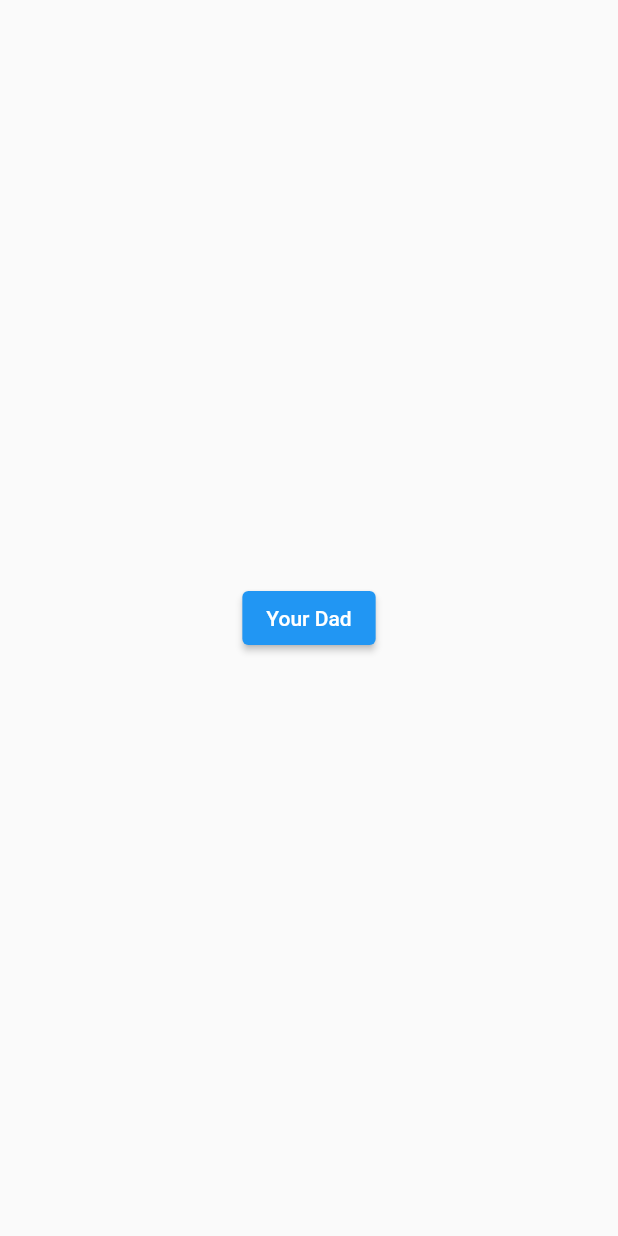
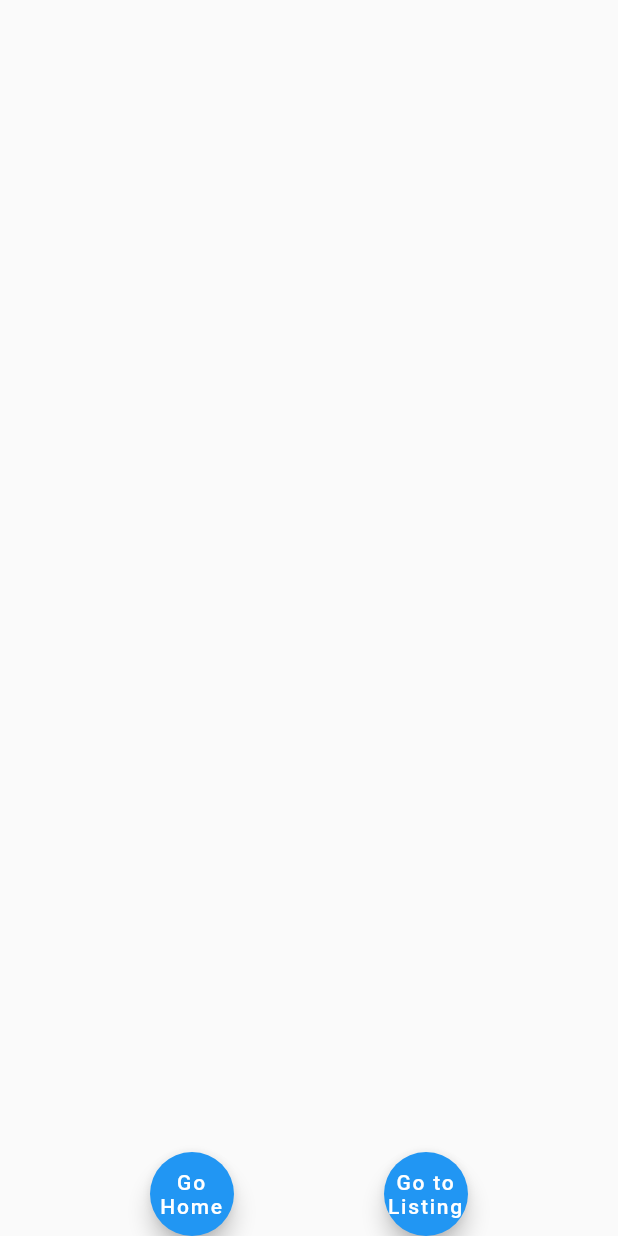
Before and after one commit to b-forsythe/chittr_test, a Flutter app: the BunnellPage screen opened by its route, on a phone screen of 412 x 824 dp. Run offline on Flutter 3.47's test engine with Material 2 defaults, Android fonts, the phone set to English and light mode, and no system bars.

Commit message:
Created listing.dart and modified BunnellPage class in main.dart to call Listing class

```diff
--- a/lib/main.dart
+++ b/lib/main.dart
@@ -2,9 +2,15 @@
 
 
 import 'package:flutter/material.dart';
+import 'bathroom.dart';
+import 'listing.dart';
+
+
+//var a = Bathroom();
+
 
 //import 'dart:convert'; // MAY BE TEMP USED FOR JSON FILES
-import 'bathroom.dart'; // ~B : I'm going to try implementing this at the bottom.
+//import 'bathroom.dart'; // ~B : I'm going to try implementing this at the bottom.
 
 void main() {
   // Base run for App.
@@ -139,8 +145,7 @@ class BrooksPage extends StatelessWidget {
         body: Center(
       child: ElevatedButton(
         onPressed: () {
-          Navigator.pop(
-              context); // On click, will return to "context" (in this case, home page).
+          Navigator.pop(context); // On click, will return to "context" (in this case, home page).
         },
         child: const Text("Your mom"),
       ),
@@ -153,19 +158,36 @@ class BrooksPage extends StatelessWidget {
 //    -------------------------------
 
 class BunnellPage extends StatelessWidget {
-  const BunnellPage({super.key});
-
+  BunnellPage({super.key});
+//Navigator.push(context, MaterialPageRoute(builder: (context) => Listing(1)) );
+  var bath = Bathroom(roomNum: '1',sex: 0,accessibility: false);
   @override
   Widget build(BuildContext context) {
     return Scaffold(
-        body: Center(
-      child: ElevatedButton(
-        onPressed: () {
-          Navigator.pop(context);
-        },
-        child: const Text("Your Dad"),
+
+      body:
+          Align(
+            alignment: Alignment.bottomCenter,
+      child:
+        Row(
+          mainAxisAlignment: MainAxisAlignment.spaceEvenly,
+          children: [
+            FloatingActionButton(
+                onPressed: (){
+                  Navigator.pop(context);
+                },
+                child: const Text("Go Home",textAlign: TextAlign.center,)
+            ),
+            FloatingActionButton(
+                onPressed: (){
+                  Navigator.push(context, MaterialPageRoute(builder: (context) => Listing(bath)) );
+                },
+                child: const Text("Go to Listing",textAlign: TextAlign.center,)
+            ),
+          ],
+        )
       ),
-    ));
+    );
   }
 }
 
@@ -180,12 +202,14 @@ class DuckPage extends StatelessWidget {
   Widget build(BuildContext context) {
     return Scaffold(
         body: Center(
-            child: ElevatedButton(
-      onPressed: () {
+        child: ElevatedButton(
+            onPressed: () {
         Navigator.pop(context);
       },
       child: const Text("Your Grandfather"),
-    )));
+    ),
+        )
+    );
   }
 }
 
```
Also changed, not shown: lib/listing.dart (added, +44 -0 lines), 1 other file.
